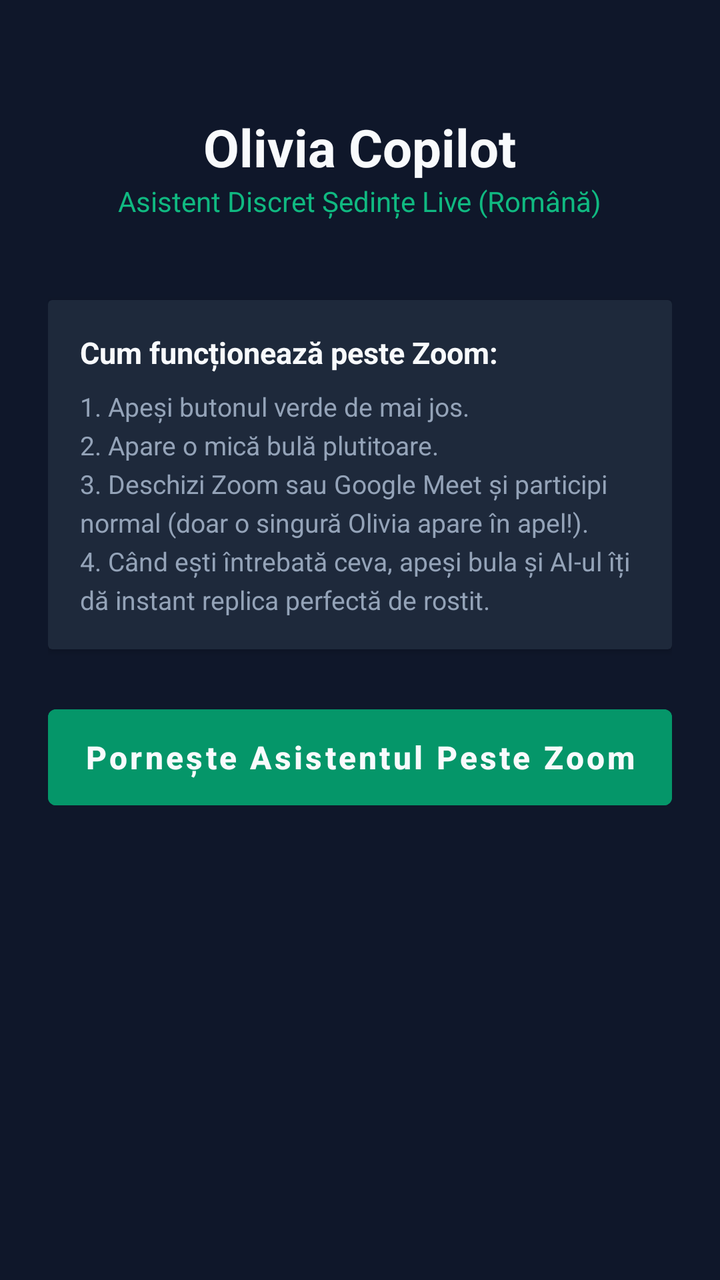
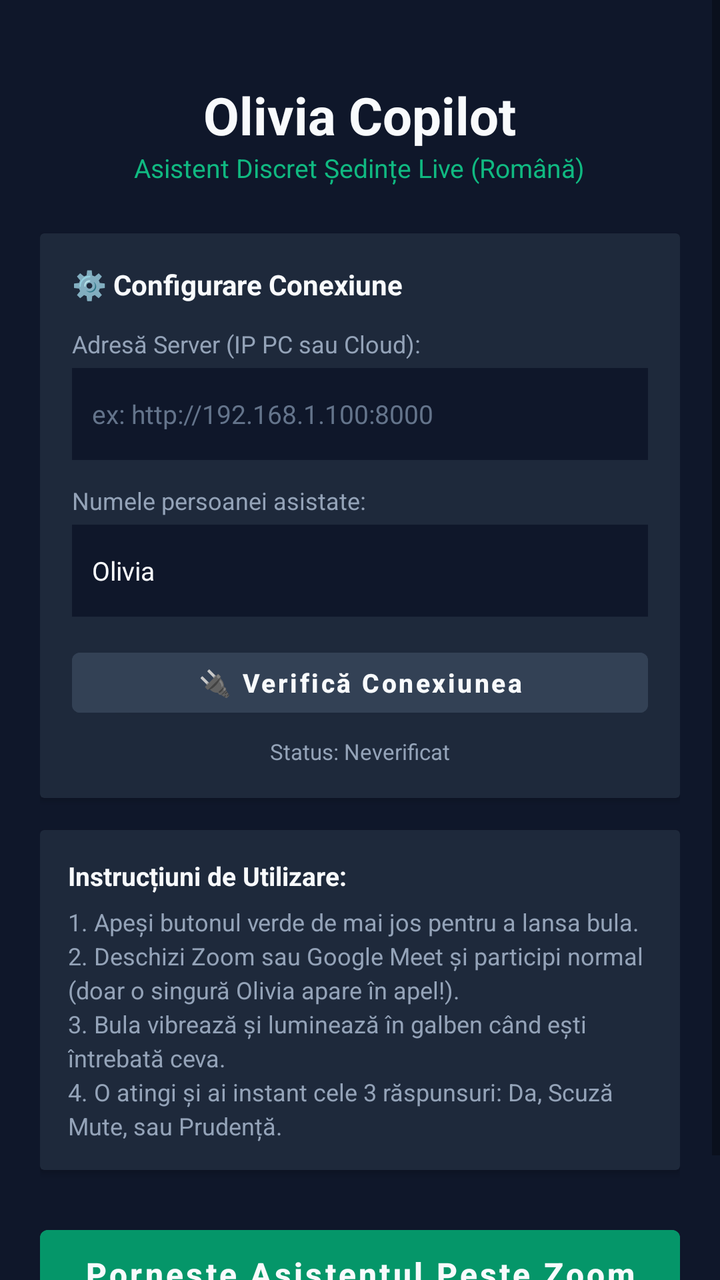

Two renders of the same Android screen: before a commit and after it. Below are the layout's source before the change and the commit's diff.
<!-- AndroidManifest.xml: application theme Theme.OliviaCopilot -->
<!-- res/layout/activity_main.xml -->
<?xml version="1.0" encoding="utf-8"?>
<LinearLayout xmlns:android="http://schemas.android.com/apk/res/android"
    android:layout_width="match_parent"
    android:layout_height="match_parent"
    android:orientation="vertical"
    android:background="@color/bg_dark"
    android:padding="24dp"
    android:gravity="center_horizontal">

    <TextView
        android:layout_width="wrap_content"
        android:layout_height="wrap_content"
        android:text="Olivia Copilot"
        android:textColor="@color/text_white"
        android:textSize="26sp"
        android:textStyle="bold"
        android:layout_marginTop="32dp" />

    <TextView
        android:layout_width="wrap_content"
        android:layout_height="wrap_content"
        android:text="Asistent Discret Ședințe Live (Română)"
        android:textColor="@color/emerald_500"
        android:textSize="14sp"
        android:layout_marginBottom="40dp" />

    <androidx.cardview.widget.CardView
        android:layout_width="match_parent"
        android:layout_height="wrap_content"
        android:backgroundTint="@color/card_dark"
        android:layout_marginBottom="24dp">

        <LinearLayout
            android:layout_width="match_parent"
            android:layout_height="wrap_content"
            android:orientation="vertical"
            android:padding="16dp">

            <TextView
                android:layout_width="wrap_content"
                android:layout_height="wrap_content"
                android:text="Cum funcționează peste Zoom:"
                android:textColor="@color/text_white"
                android:textStyle="bold"
                android:textSize="15sp"
                android:layout_marginBottom="8dp"/>

            <TextView
                android:layout_width="wrap_content"
                android:layout_height="wrap_content"
                android:text="1. Apeși butonul verde de mai jos.\n2. Apare o mică bulă plutitoare.\n3. Deschizi Zoom sau Google Meet și participi normal (doar o singură Olivia apare în apel!).\n4. Când ești întrebată ceva, apeși bula și AI-ul îți dă instant replica perfectă de rostit."
                android:textColor="@color/text_muted"
                android:textSize="13sp"
                android:lineSpacingExtra="4dp"/>
        </LinearLayout>
    </androidx.cardview.widget.CardView>

    <Button
        android:id="@+id/btnToggleService"
        android:layout_width="match_parent"
        android:layout_height="60dp"
        android:text="@string/btn_start_overlay"
        android:textAllCaps="false"
        android:backgroundTint="@color/emerald_600"
        android:textColor="@color/text_white"
        android:textSize="16sp"
        android:textStyle="bold" />

</LinearLayout>
<!-- resources referenced by this layout -->
<resources>
  <color name="bg_dark">#0F172A</color>
  <color name="card_dark">#1E293B</color>
  <color name="emerald_500">#10B981</color>
  <color name="emerald_600">#059669</color>
  <color name="text_muted">#94A3B8</color>
  <color name="text_white">#F8FAFC</color>
  <string name="btn_start_overlay">Pornește Asistentul Peste Zoom</string>
  <style name="Theme.OliviaCopilot" parent="Theme.MaterialComponents.DayNight.NoActionBar">
          <item name="colorPrimary">@color/emerald_500</item>
          <item name="colorPrimaryVariant">@color/emerald_600</item>
          <item name="colorOnPrimary">@color/text_white</item>
          <item name="android:statusBarColor">@color/bg_dark</item>
          <item name="android:windowBackground">@color/bg_dark</item>
      </style>
</resources>

<!-- the commit's change to res/layout/activity_main.xml (unified diff, before → after) -->
@@ -1,69 +1,164 @@
 <?xml version="1.0" encoding="utf-8"?>
-<LinearLayout xmlns:android="http://schemas.android.com/apk/res/android"
+<ScrollView xmlns:android="http://schemas.android.com/apk/res/android"
     android:layout_width="match_parent"
     android:layout_height="match_parent"
-    android:orientation="vertical"
     android:background="@color/bg_dark"
-    android:padding="24dp"
-    android:gravity="center_horizontal">
+    android:fillViewport="true">
 
-    <TextView
-        android:layout_width="wrap_content"
-        android:layout_height="wrap_content"
-        android:text="Olivia Copilot"
-        android:textColor="@color/text_white"
-        android:textSize="26sp"
-        android:textStyle="bold"
-        android:layout_marginTop="32dp" />
-
-    <TextView
-        android:layout_width="wrap_content"
-        android:layout_height="wrap_content"
-        android:text="Asistent Discret Ședințe Live (Română)"
-        android:textColor="@color/emerald_500"
-        android:textSize="14sp"
-        android:layout_marginBottom="40dp" />
-
-    <androidx.cardview.widget.CardView
+    <LinearLayout
         android:layout_width="match_parent"
         android:layout_height="wrap_content"
-        android:backgroundTint="@color/card_dark"
-        android:layout_marginBottom="24dp">
+        android:orientation="vertical"
+        android:padding="20dp"
+        android:gravity="center_horizontal">
 
-        <LinearLayout
+        <TextView
+            android:layout_width="wrap_content"
+            android:layout_height="wrap_content"
+            android:text="Olivia Copilot"
+            android:textColor="@color/text_white"
+            android:textSize="26sp"
+            android:textStyle="bold"
+            android:layout_marginTop="20dp" />
+
+        <TextView
+            android:layout_width="wrap_content"
+            android:layout_height="wrap_content"
+            android:text="Asistent Discret Ședințe Live (Română)"
+            android:textColor="@color/emerald_500"
+            android:textSize="13sp"
+            android:layout_marginBottom="24dp" />
+
+        
+        <androidx.cardview.widget.CardView
             android:layout_width="match_parent"
             android:layout_height="wrap_content"
-            android:orientation="vertical"
-            android:padding="16dp">
+            android:backgroundTint="@color/card_dark"
+            android:layout_marginBottom="16dp">
 
-            <TextView
-                android:layout_width="wrap_content"
+            <LinearLayout
+                android:layout_width="match_parent"
                 android:layout_height="wrap_content"
-                android:text="Cum funcționează peste Zoom:"
-                android:textColor="@color/text_white"
-                android:textStyle="bold"
-                android:textSize="15sp"
-                android:layout_marginBottom="8dp"/>
+                android:orientation="vertical"
+                android:padding="16dp">
 
-            <TextView
-                android:layout_width="wrap_content"
+                <TextView
+                    android:layout_width="wrap_content"
+                    android:layout_height="wrap_content"
+                    android:text="⚙️ Configurare Conexiune"
+                    android:textColor="@color/text_white"
+                    android:textStyle="bold"
+                    android:textSize="14sp"
+                    android:layout_marginBottom="12dp"/>
+
+                <TextView
+                    android:layout_width="wrap_content"
+                    android:layout_height="wrap_content"
+                    android:text="Adresă Server (IP PC sau Cloud):"
+                    android:textColor="@color/text_muted"
+                    android:textSize="12sp"
+                    android:layout_marginBottom="4dp"/>
+
+                <EditText
+                    android:id="@+id/editServerUrl"
+                    android:layout_width="match_parent"
+                    android:layout_height="46dp"
+                    android:background="#0F172A"
+                    android:textColor="@color/text_white"
+                    android:padding="10dp"
+                    android:textSize="13sp"
+                    android:hint="ex: http://192.168.1.100:8000"
+                    android:textColorHint="#64748B"
+                    android:inputType="textUri"
+                    android:layout_marginBottom="12dp"/>
+
+                <TextView
+                    android:layout_width="wrap_content"
+                    android:layout_height="wrap_content"
+                    android:text="Numele persoanei asistate:"
+                    android:textColor="@color/text_muted"
+                    android:textSize="12sp"
+                    android:layout_marginBottom="4dp"/>
+
+                <EditText
+                    android:id="@+id/editTargetName"
+                    android:layout_width="match_parent"
+                    android:layout_height="46dp"
+                    android:background="#0F172A"
+                    android:textColor="@color/text_white"
+                    android:padding="10dp"
+                    android:textSize="13sp"
+                    android:text="Olivia"
+                    android:inputType="textPersonName"
+                    android:layout_marginBottom="12dp"/>
+
+                <Button
+                    android:id="@+id/btnTestConnection"
+                    android:layout_width="match_parent"
+                    android:layout_height="42dp"
+                    android:text="🔌 Verifică Conexiunea"
+                    android:textAllCaps="false"
+                    android:backgroundTint="#334155"
+                    android:textColor="@color/text_white"
+                    android:textSize="13sp"
+                    android:textStyle="bold"/>
+
+                <TextView
+                    android:id="@+id/txtConnectionStatus"
+                    android:layout_width="wrap_content"
+                    android:layout_height="wrap_content"
+                    android:text="Status: Neverificat"
+                    android:textColor="@color/text_muted"
+                    android:textSize="11sp"
+                    android:layout_gravity="center_horizontal"
+                    android:layout_marginTop="6dp"/>
+            </LinearLayout>
+        </androidx.cardview.widget.CardView>
+
+        
+        <androidx.cardview.widget.CardView
+            android:layout_width="match_parent"
+            android:layout_height="wrap_content"
+            android:backgroundTint="@color/card_dark"
+            android:layout_marginBottom="24dp">
+
+            <LinearLayout
+                android:layout_width="match_parent"
                 android:layout_height="wrap_content"
-                android:text="1. Apeși butonul verde de mai jos.\n2. Apare o mică bulă plutitoare.\n3. Deschizi Zoom sau Google Meet și participi normal (doar o singură Olivia apare în apel!).\n4. Când ești întrebată ceva, apeși bula și AI-ul îți dă instant replica perfectă de rostit."
-                android:textColor="@color/text_muted"
-                android:textSize="13sp"
-                android:lineSpacingExtra="4dp"/>
-        </LinearLayout>
-    </androidx.cardview.widget.CardView>
+                android:orientation="vertical"
+                android:padding="14dp">
 
-    <Button
-        android:id="@+id/btnToggleService"
-        android:layout_width="match_parent"
-        android:layout_height="60dp"
-        android:text="@string/btn_start_overlay"
-        android:textAllCaps="false"
-        android:backgroundTint="@color/emerald_600"
-        android:textColor="@color/text_white"
-        android:textSize="16sp"
-        android:textStyle="bold" />
+                <TextView
+                    android:layout_width="wrap_content"
+                    android:layout_height="wrap_content"
+                    android:text="Instrucțiuni de Utilizare:"
+                    android:textColor="@color/text_white"
+                    android:textStyle="bold"
+                    android:textSize="13sp"
+                    android:layout_marginBottom="6dp"/>
 
-</LinearLayout>
+                <TextView
+                    android:layout_width="wrap_content"
+                    android:layout_height="wrap_content"
+                    android:text="1. Apeși butonul verde de mai jos pentru a lansa bula.\n2. Deschizi Zoom sau Google Meet și participi normal (doar o singură Olivia apare în apel!).\n3. Bula vibrează și luminează în galben când ești întrebată ceva.\n4. O atingi și ai instant cele 3 răspunsuri: Da, Scuză Mute, sau Prudență."
+                    android:textColor="@color/text_muted"
+                    android:textSize="12sp"
+                    android:lineSpacingExtra="3dp"/>
+            </LinearLayout>
+        </androidx.cardview.widget.CardView>
+
+        
+        <Button
+            android:id="@+id/btnToggleService"
+            android:layout_width="match_parent"
+            android:layout_height="56dp"
+            android:text="@string/btn_start_overlay"
+            android:textAllCaps="false"
+            android:backgroundTint="@color/emerald_600"
+            android:textColor="@color/text_white"
+            android:textSize="16sp"
+            android:textStyle="bold"
+            android:layout_marginBottom="24dp"/>
+
+    </LinearLayout>
+</ScrollView>
